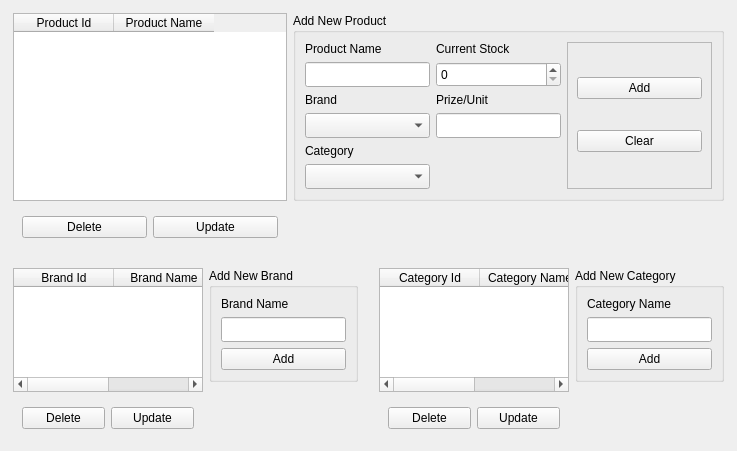
First picture: the form in ui/products.ui, repository sarin32/Supermarket-Inventory-and-Sales-Management-System, before the edit.
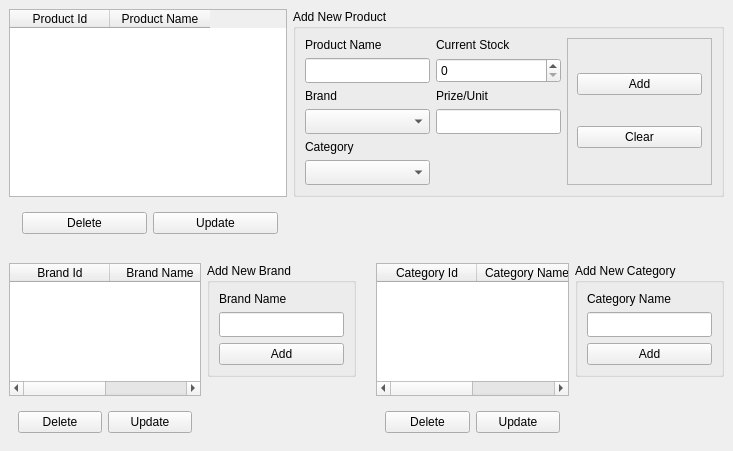
Second picture: the form after the edit.

Patch:
```diff
--- a/ui/products.ui
+++ b/ui/products.ui
@@ -18,19 +18,19 @@
   </property>
   <layout class="QGridLayout" name="gridLayout">
    <property name="leftMargin">
-    <number>4</number>
+    <number>0</number>
    </property>
    <property name="topMargin">
-    <number>4</number>
+    <number>0</number>
    </property>
    <property name="rightMargin">
-    <number>4</number>
+    <number>0</number>
    </property>
    <property name="bottomMargin">
-    <number>4</number>
+    <number>0</number>
    </property>
    <property name="spacing">
-    <number>3</number>
+    <number>2</number>
    </property>
    <item row="1" column="0">
     <widget class="QFrame" name="frame_4">
```
Left out of the diff: 100 changed lines with no effect on the pictures.
